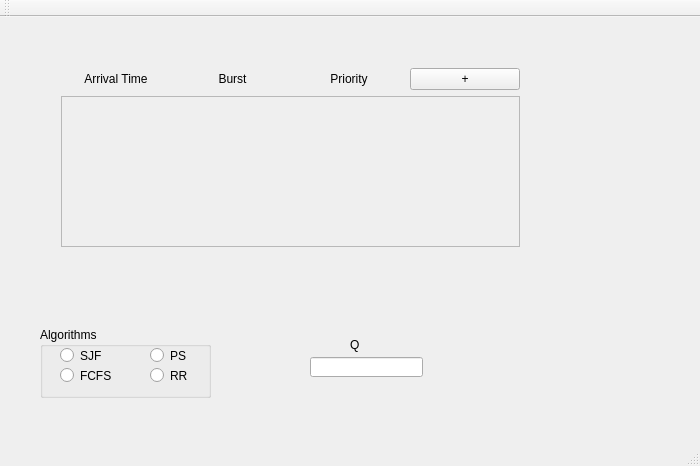
AMR-KELEG/Operating-Systems-Scheduler, file mainwindow.ui: the form before one commit.
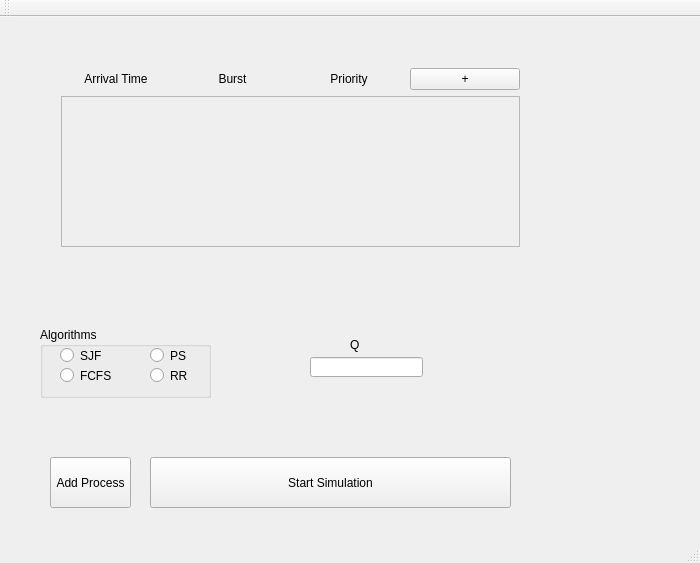
The form after the commit.

Patch:
```diff
--- a/mainwindow.ui
+++ b/mainwindow.ui
@@ -7,7 +7,7 @@
     <x>0</x>
     <y>0</y>
     <width>700</width>
-    <height>466</height>
+    <height>563</height>
    </rect>
   </property>
   <property name="windowTitle">
```
Left out of the diff: 4 changed lines with no effect on the pictures.
